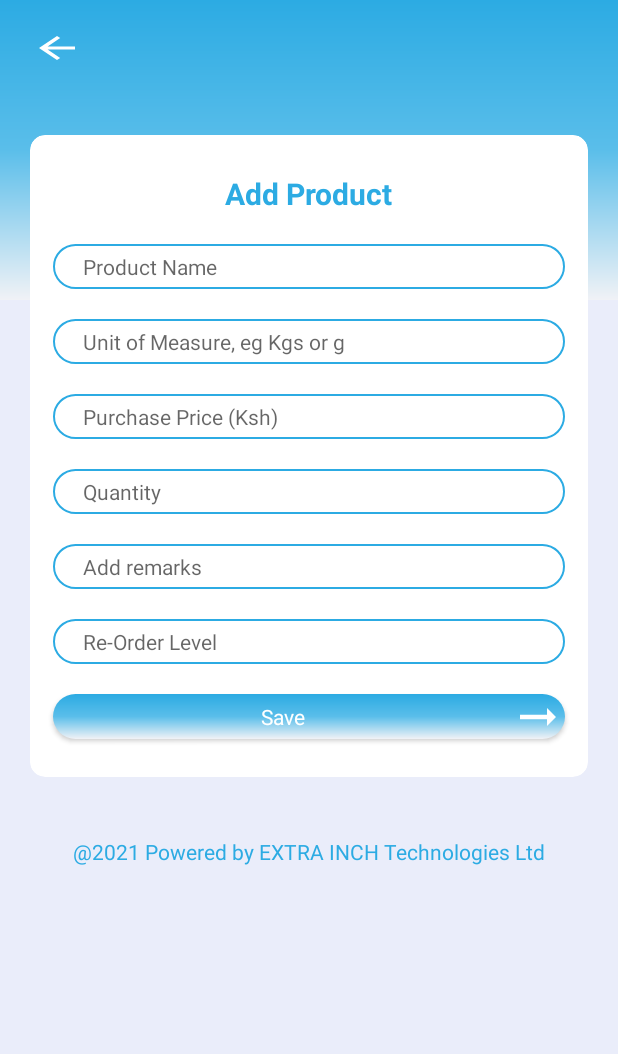
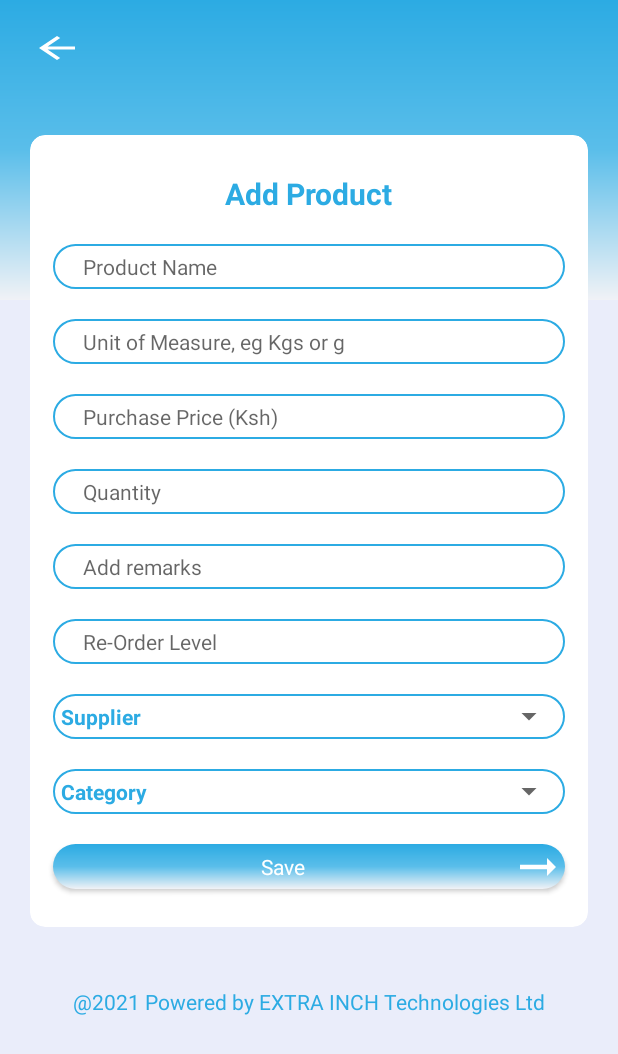
Before and after one commit to RocqJones/POS, an Android app: the AddProductActivity screen opened directly, with no data from a screen before it, on a phone screen of 412 x 824 dp. Shown: the top 1054 px of the screen. Run offline under Robolectric (Android 15) with nearby library versions, the light colour scheme and no system bars; our stand-ins replace Volley.

Commit message:
product up

```diff
--- a/app/src/main/res/layout/activity_add_product.xml
+++ b/app/src/main/res/layout/activity_add_product.xml
@@ -205,11 +205,90 @@
                         android:textSize="14sp"
                         android:textStyle="normal" />
 
+                    <LinearLayout
+                        android:id="@+id/rootSupplierHolder"
+                        android:layout_width="match_parent"
+                        android:layout_height="@dimen/btn_default_height"
+                        android:layout_below="@id/addReOrderLevel"
+                        android:layout_alignParentStart="true"
+                        android:layout_alignParentEnd="true"
+                        android:layout_marginStart="10dp"
+                        android:layout_marginTop="20dp"
+                        android:layout_marginEnd="10dp"
+                        android:background="@drawable/bg_edit_text"
+                        android:orientation="horizontal">
+
+                        <TextView
+                            android:layout_width="wrap_content"
+                            android:layout_height="wrap_content"
+                            android:text="@string/supplier"
+                            android:textColor="@color/text_color_blue"
+                            android:textStyle="bold"
+                            android:padding="5dp"
+                            android:ems="10"
+                            android:fontFamily="sans-serif"/>
+
+                        <Spinner
+                            android:id="@+id/supplier"
+                            android:layout_width="match_parent"
+                            android:layout_height="@dimen/btn_default_height"
+                            android:ems="10"
+                            android:hint="@string/select_item"
+                            android:fontFamily="sans-serif"
+                            android:padding="5dp"
+                            android:paddingStart="5dp"
+                            android:paddingEnd="10dp"
+                            android:textColor="@color/text_color_blue"
+                            android:textSize="14sp"
+                            android:textStyle="normal"/>
+
+                    </LinearLayout>
+
+                    <LinearLayout
+                        android:id="@+id/rootCategoryHolder"
+                        android:layout_width="match_parent"
+                        android:layout_height="@dimen/btn_default_height"
+                        android:layout_below="@id/rootSupplierHolder"
+                        android:layout_alignParentStart="true"
+                        android:layout_alignParentEnd="true"
+                        android:layout_marginStart="10dp"
+                        android:layout_marginTop="20dp"
+                        android:layout_marginEnd="10dp"
+                        android:background="@drawable/bg_edit_text"
+                        android:ems="10"
+                        android:orientation="horizontal">
+
+                        <TextView
+                            android:layout_width="wrap_content"
+                            android:layout_height="wrap_content"
+                            android:text="@string/category"
+                            android:textColor="@color/text_color_blue"
+                            android:textStyle="bold"
+                            android:padding="5dp"
+                            android:ems="10"
+                            android:fontFamily="sans-serif"/>
+
+                        <Spinner
+                            android:id="@+id/category"
+                            android:layout_width="match_parent"
+                            android:layout_height="@dimen/btn_default_height"
+                            android:ems="10"
+                            android:hint="@string/select_item"
+                            android:fontFamily="sans-serif"
+                            android:padding="5dp"
+                            android:paddingStart="20dp"
+                            android:paddingEnd="20dp"
+                            android:textColor="@color/text_color_blue"
+                            android:textSize="14sp"
+                            android:textStyle="normal"/>
+
+                    </LinearLayout>
+
                     <androidx.appcompat.widget.AppCompatButton
                         android:id="@+id/addSaveBtn"
                         android:layout_width="match_parent"
                         android:layout_height="@dimen/btn_default_height"
-                        android:layout_below="@id/addReOrderLevel"
+                        android:layout_below="@id/rootCategoryHolder"
                         android:layout_alignParentStart="true"
                         android:layout_alignParentEnd="true"
                         android:layout_centerHorizontal="true"
```
